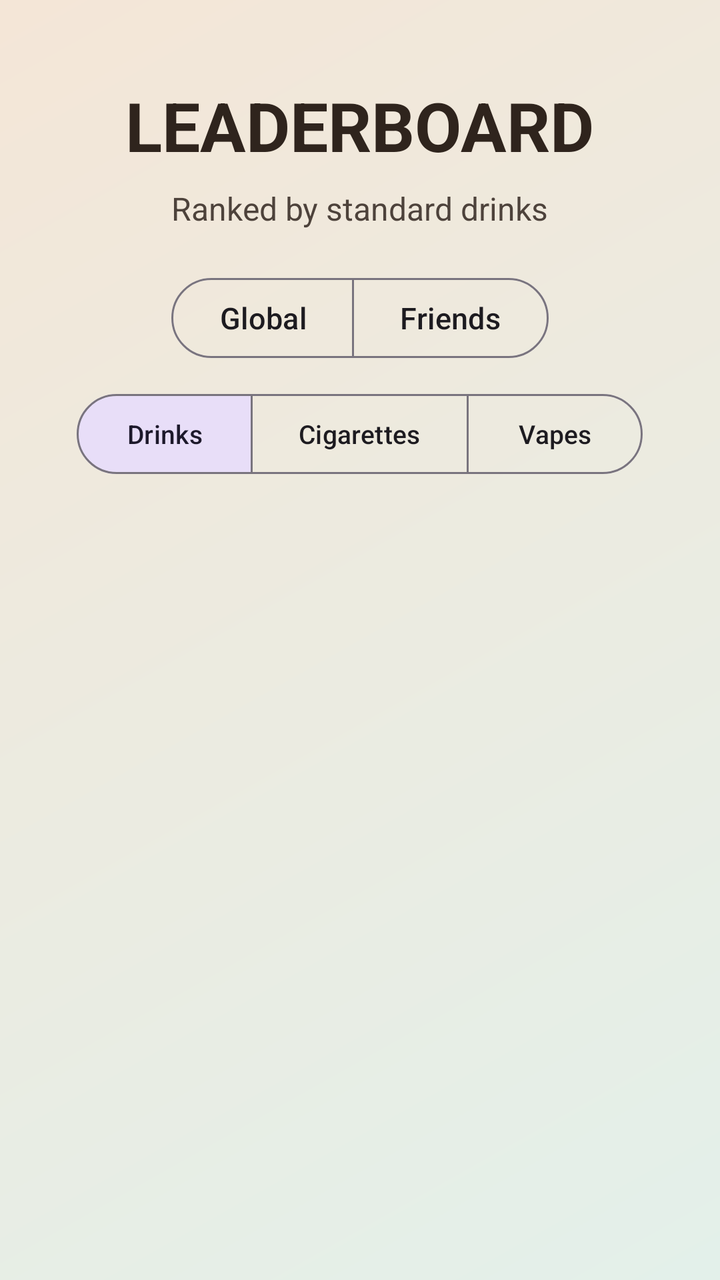
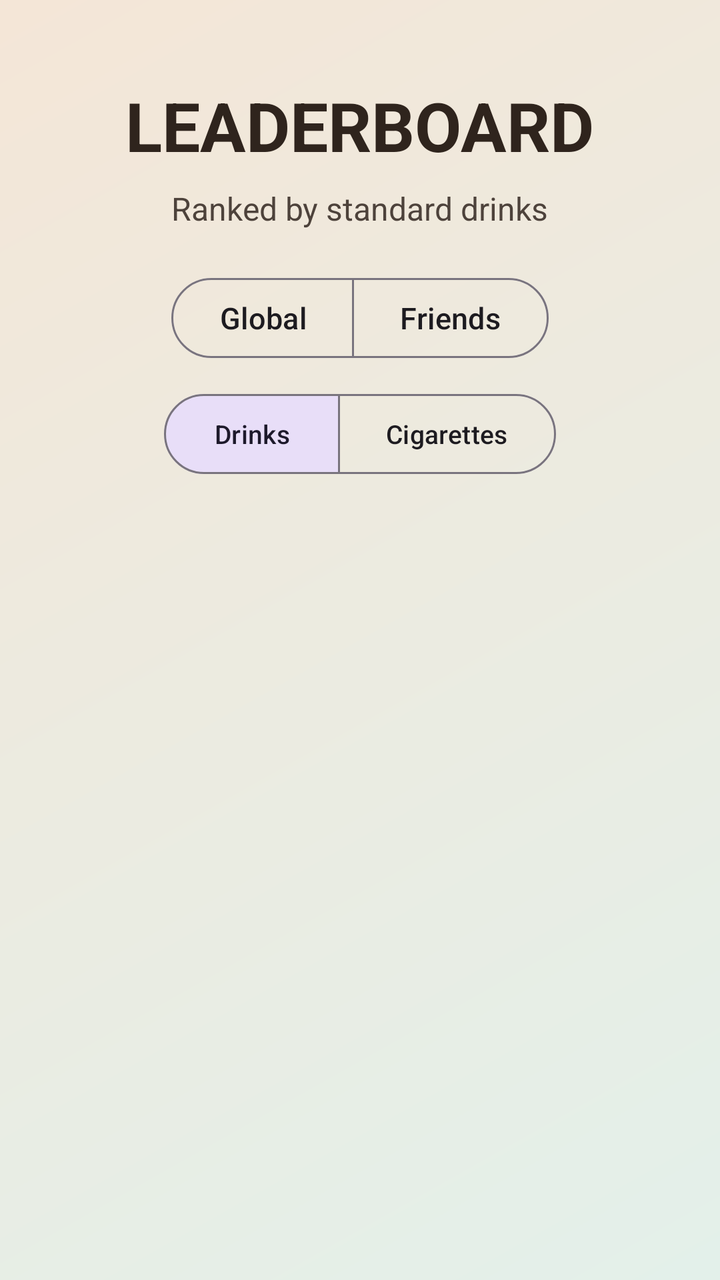

Compare the two renders of this Android layout. The source of the first and the diff that turns it into the second are given below.
<!-- AndroidManifest.xml: application theme Theme.ZeroVelocity -->
<!-- res/layout/fragment_leaderboard.xml -->
<?xml version="1.0" encoding="utf-8"?>
<androidx.core.widget.NestedScrollView xmlns:android="http://schemas.android.com/apk/res/android"
    xmlns:app="http://schemas.android.com/apk/res-auto"
    android:layout_width="match_parent"
    android:layout_height="match_parent"
    android:background="@drawable/auth_screen_background"
    android:fillViewport="true">

    <LinearLayout
        android:layout_width="match_parent"
        android:layout_height="wrap_content"
        android:gravity="center_horizontal"
        android:orientation="vertical"
        android:padding="24dp">

        
        <TextView
            android:layout_width="wrap_content"
            android:layout_height="wrap_content"
            android:layout_marginTop="16dp"
            android:text="LEADERBOARD"
            android:textColor="@color/auth_brand_ink"
            android:textSize="34sp"
            android:textStyle="bold" />

        <TextView
            android:id="@+id/tv_subtitle"
            android:layout_width="wrap_content"
            android:layout_height="wrap_content"
            android:layout_marginTop="8dp"
            android:alpha="0.85"
            android:text="Ranked by standard drinks"
            android:textAlignment="center"
            android:textColor="@color/auth_brand_ink"
            android:textSize="16sp" />

        
        <com.google.android.material.button.MaterialButtonToggleGroup
            android:id="@+id/toggle_mode"
            android:layout_width="wrap_content"
            android:layout_height="wrap_content"
            android:layout_marginTop="20dp"
            app:selectionRequired="true"
            app:singleSelection="true">

            <com.google.android.material.button.MaterialButton
                android:id="@+id/btn_global"
                style="@style/Widget.Material3.Button.OutlinedButton"
                android:layout_width="wrap_content"
                android:layout_height="wrap_content"
                android:text="Global"
                android:textAllCaps="false"
                android:textSize="15sp" />

            <com.google.android.material.button.MaterialButton
                android:id="@+id/btn_friends"
                style="@style/Widget.Material3.Button.OutlinedButton"
                android:layout_width="wrap_content"
                android:layout_height="wrap_content"
                android:text="Friends"
                android:textAllCaps="false"
                android:textSize="15sp" />

        </com.google.android.material.button.MaterialButtonToggleGroup>

        
        <com.google.android.material.button.MaterialButtonToggleGroup
            android:id="@+id/toggle_category"
            android:layout_width="wrap_content"
            android:layout_height="wrap_content"
            android:layout_marginTop="10dp"
            app:checkedButton="@id/btn_lb_drink"
            app:selectionRequired="true"
            app:singleSelection="true">

            <com.google.android.material.button.MaterialButton
                android:id="@+id/btn_lb_drink"
                style="@style/Widget.Material3.Button.OutlinedButton"
                android:layout_width="wrap_content"
                android:layout_height="wrap_content"
                android:text="Drinks"
                android:textAllCaps="false"
                android:textSize="13sp" />

            <com.google.android.material.button.MaterialButton
                android:id="@+id/btn_lb_cigarette"
                style="@style/Widget.Material3.Button.OutlinedButton"
                android:layout_width="wrap_content"
                android:layout_height="wrap_content"
                android:text="Cigarettes"
                android:textAllCaps="false"
                android:textSize="13sp" />

            <com.google.android.material.button.MaterialButton
                android:id="@+id/btn_lb_vape"
                style="@style/Widget.Material3.Button.OutlinedButton"
                android:layout_width="wrap_content"
                android:layout_height="wrap_content"
                android:text="Vapes"
                android:textAllCaps="false"
                android:textSize="13sp" />

        </com.google.android.material.button.MaterialButtonToggleGroup>

        
        <com.google.android.material.card.MaterialCardView
            android:id="@+id/podium_card"
            android:layout_width="match_parent"
            android:layout_height="wrap_content"
            android:layout_marginTop="20dp"
            android:visibility="gone"
            app:cardBackgroundColor="@color/auth_surface"
            app:cardCornerRadius="28dp"
            app:cardElevation="8dp"
            app:strokeColor="@color/auth_card_stroke"
            app:strokeWidth="1dp">

            <LinearLayout
                android:layout_width="match_parent"
                android:layout_height="wrap_content"
                android:orientation="vertical"
                android:paddingTop="20dp"
                android:paddingStart="8dp"
                android:paddingEnd="8dp">

                <TextView
                    android:layout_width="wrap_content"
                    android:layout_height="wrap_content"
                    android:layout_gravity="center_horizontal"
                    android:layout_marginBottom="16dp"
                    android:letterSpacing="0.08"
                    android:text="TOP PLAYERS"
                    android:textColor="@color/auth_text_secondary"
                    android:textSize="12sp"
                    android:textStyle="bold" />

                
                <LinearLayout
                    android:layout_width="match_parent"
                    android:layout_height="wrap_content"
                    android:gravity="bottom"
                    android:orientation="horizontal">

                    
                    <LinearLayout
                        android:id="@+id/podium_2"
                        android:layout_width="0dp"
                        android:layout_height="wrap_content"
                        android:layout_weight="1"
                        android:gravity="center_horizontal"
                        android:orientation="vertical">

                        
                        <TextView
                            android:layout_width="wrap_content"
                            android:layout_height="wrap_content"
                            android:text="👑"
                            android:textSize="26sp"
                            android:visibility="invisible" />

                        <com.google.android.material.card.MaterialCardView
                            android:layout_width="52dp"
                            android:layout_height="52dp"
                            app:cardBackgroundColor="@color/feed_silver"
                            app:cardCornerRadius="26dp"
                            app:cardElevation="2dp"
                            app:strokeColor="@color/feed_silver_stroke"
                            app:strokeWidth="2dp">

                            <TextView
                                android:id="@+id/initial_2"
                                android:layout_width="match_parent"
                                android:layout_height="match_parent"
                                android:gravity="center"
                                android:textColor="@color/auth_text_primary"
                                android:textSize="18sp"
                                android:textStyle="bold" />
                        </com.google.android.material.card.MaterialCardView>

                        <TextView
                            android:layout_width="wrap_content"
                            android:layout_height="wrap_content"
                            android:layout_marginTop="6dp"
                            android:text="2"
                            android:textColor="@color/feed_silver_stroke"
                            android:textSize="15sp"
                            android:textStyle="bold" />

                        <TextView
                            android:id="@+id/name_2"
                            android:layout_width="match_parent"
                            android:layout_height="wrap_content"
                            android:layout_marginTop="2dp"
                            android:ellipsize="end"
                            android:gravity="center"
                            android:maxLines="1"
                            android:paddingStart="6dp"
                            android:paddingEnd="6dp"
                            android:textColor="@color/auth_text_primary"
                            android:textSize="12sp"
                            android:textStyle="bold" />

                        <TextView
                            android:id="@+id/units_2"
                            android:layout_width="wrap_content"
                            android:layout_height="wrap_content"
                            android:layout_marginTop="2dp"
                            android:textColor="@color/auth_text_secondary"
                            android:textSize="11sp" />

                        
                        <View
                            android:layout_width="match_parent"
                            android:layout_height="70dp"
                            android:layout_marginTop="10dp"
                            android:background="@color/feed_silver" />

                    </LinearLayout>

                    
                    <LinearLayout
                        android:id="@+id/podium_1"
                        android:layout_width="0dp"
                        android:layout_height="wrap_content"
                        android:layout_weight="1"
                        android:gravity="center_horizontal"
                        android:orientation="vertical">

                        
                        <TextView
                            android:layout_width="wrap_content"
                            android:layout_height="wrap_content"
                            android:text="👑"
                            android:textSize="26sp" />

                        <com.google.android.material.card.MaterialCardView
                            android:layout_width="64dp"
                            android:layout_height="64dp"
                            app:cardBackgroundColor="@color/feed_gold"
                            app:cardCornerRadius="32dp"
                            app:cardElevation="4dp"
                            app:strokeColor="@color/feed_gold_stroke"
                            app:strokeWidth="2dp">

                            <TextView
                                android:id="@+id/initial_1"
                                android:layout_width="match_parent"
                                android:layout_height="match_parent"
                                android:gravity="center"
                                android:textColor="@color/auth_text_primary"
                                android:textSize="22sp"
                                android:textStyle="bold" />
                        </com.google.android.material.card.MaterialCardView>

                        <TextView
                            android:layout_width="wrap_content"
                            android:layout_height="wrap_content"
                            android:layout_marginTop="6dp"
                            android:text="1"
                            android:textColor="@color/feed_gold_stroke"
                            android:textSize="15sp"
                            android:textStyle="bold" />

                        <TextView
                            android:id="@+id/name_1"
                            android:layout_width="match_parent"
                            android:layout_height="wrap_content"
                            android:layout_marginTop="2dp"
                            android:ellipsize="end"
                            android:gravity="center"
                            android:maxLines="1"
                            android:paddingStart="6dp"
                            android:paddingEnd="6dp"
                            android:textColor="@color/auth_text_primary"
                            android:textSize="12sp"
                            android:textStyle="bold" />

                        <TextView
                            android:id="@+id/units_1"
                            android:layout_width="wrap_content"
                            android:layout_height="wrap_content"
                            android:layout_marginTop="2dp"
                            android:textColor="@color/auth_text_secondary"
                            android:textSize="11sp" />

                        
                        <View
                            android:layout_width="match_parent"
                            android:layout_height="90dp"
                            android:layout_marginTop="10dp"
                            android:background="@color/feed_gold" />

                    </LinearLayout>

                    
                    <LinearLayout
                        android:id="@+id/podium_3"
                        android:layout_width="0dp"
                        android:layout_height="wrap_content"
                        android:layout_weight="1"
                        android:gravity="center_horizontal"
                        android:orientation="vertical">

                        
                        <TextView
                            android:layout_width="wrap_content"
                            android:layout_height="wrap_content"
                            android:text="👑"
                            android:textSize="26sp"
                            android:visibility="invisible" />

                        <com.google.android.material.card.MaterialCardView
                            android:layout_width="52dp"
                            android:layout_height="52dp"
                            app:cardBackgroundColor="@color/feed_bronze"
                            app:cardCornerRadius="26dp"
                            app:cardElevation="2dp"
                            app:strokeColor="@color/feed_bronze_stroke"
                            app:strokeWidth="2dp">

                            <TextView
                                android:id="@+id/initial_3"
                                android:layout_width="match_parent"
                                android:layout_height="match_parent"
                                android:gravity="center"
                                android:textColor="@color/auth_text_primary"
                                android:textSize="18sp"
                                android:textStyle="bold" />
                        </com.google.android.material.card.MaterialCardView>

                        <TextView
                            android:layout_width="wrap_content"
                            android:layout_height="wrap_content"
                            android:layout_marginTop="6dp"
                            android:text="3"
                            android:textColor="@color/feed_bronze_stroke"
                            android:textSize="15sp"
                            android:textStyle="bold" />

                        <TextView
                            android:id="@+id/name_3"
                            android:layout_width="match_parent"
                            android:layout_height="wrap_content"
                            android:layout_marginTop="2dp"
                            android:ellipsize="end"
                            android:gravity="center"
                            android:maxLines="1"
                            android:paddingStart="6dp"
                            android:paddingEnd="6dp"
                            android:textColor="@color/auth_text_primary"
                            android:textSize="12sp"
                            android:textStyle="bold" />

                        <TextView
                            android:id="@+id/units_3"
                            android:layout_width="wrap_content"
                            android:layout_height="wrap_content"
                            android:layout_marginTop="2dp"
                            android:textColor="@color/auth_text_secondary"
                            android:textSize="11sp" />

                        
                        <View
                            android:layout_width="match_parent"
                            android:layout_height="50dp"
                            android:layout_marginTop="10dp"
                            android:background="@color/feed_bronze" />

                    </LinearLayout>

                </LinearLayout>
            </LinearLayout>
        </com.google.android.material.card.MaterialCardView>

        
        <com.google.android.material.card.MaterialCardView
            android:id="@+id/rankings_card"
            android:layout_width="match_parent"
            android:layout_height="wrap_content"
            android:layout_marginTop="16dp"
            android:layout_marginBottom="8dp"
            android:visibility="gone"
            app:cardBackgroundColor="@color/auth_surface"
            app:cardCornerRadius="28dp"
            app:cardElevation="8dp"
            app:strokeColor="@color/auth_card_stroke"
            app:strokeWidth="1dp">

            <LinearLayout
                android:layout_width="match_parent"
                android:layout_height="wrap_content"
                android:orientation="vertical"
                android:padding="20dp">

                <TextView
                    android:layout_width="wrap_content"
                    android:layout_height="wrap_content"
                    android:layout_marginBottom="8dp"
                    android:letterSpacing="0.08"
                    android:text="RANKINGS"
                    android:textColor="@color/auth_text_secondary"
                    android:textSize="12sp"
                    android:textStyle="bold" />

                <androidx.recyclerview.widget.RecyclerView
                    android:id="@+id/rv_leaderboard"
                    android:layout_width="match_parent"
                    android:layout_height="wrap_content"
                    android:nestedScrollingEnabled="false" />

            </LinearLayout>
        </com.google.android.material.card.MaterialCardView>

        
        <com.google.android.material.card.MaterialCardView
            android:id="@+id/empty_card"
            android:layout_width="match_parent"
            android:layout_height="wrap_content"
            android:layout_marginTop="20dp"
            android:layout_marginBottom="24dp"
            android:visibility="gone"
            app:cardBackgroundColor="@color/auth_surface"
            app:cardCornerRadius="28dp"
            app:cardElevation="8dp"
            app:strokeColor="@color/auth_card_stroke"
            app:strokeWidth="1dp">

            <TextView
                android:id="@+id/tv_empty"
                android:layout_width="wrap_content"
                android:layout_height="wrap_content"
                android:layout_gravity="center"
                android:padding="32dp"
                android:text="No data yet"
                android:textAlignment="center"
                android:textColor="@color/auth_text_secondary"
                android:textSize="16sp" />

        </com.google.android.material.card.MaterialCardView>

    </LinearLayout>
</androidx.core.widget.NestedScrollView>
<!-- resources referenced by this layout -->
<resources>
  <color name="auth_brand_ink">#2F241D</color>
  <color name="auth_card_stroke">#D8C8B4</color>
  <color name="auth_surface">#FDFBF7</color>
  <color name="auth_text_primary">#2C211B</color>
  <color name="auth_text_secondary">#766558</color>
  <color name="feed_bronze">#EBC3A0</color>
  <color name="feed_bronze_stroke">#B36A35</color>
  <color name="feed_gold">#F8E4A0</color>
  <color name="feed_gold_stroke">#C9952D</color>
  <color name="feed_silver">#E5E7EB</color>
  <color name="feed_silver_stroke">#9CA3AF</color>
  <!-- drawable auth_screen_background (drawable) -->
  <?xml version="1.0" encoding="utf-8"?>
  <shape xmlns:android="http://schemas.android.com/apk/res/android">
      
      <gradient
          android:angle="315"
          android:endColor="@color/auth_background_end"
          android:startColor="@color/auth_background_start" />
  </shape>
  <style name="Theme.ZeroVelocity" parent="Base.Theme.ZeroVelocity" />
  <color name="auth_background_end">#E3F0EA</color>
  <color name="auth_background_start">#F4E6D7</color>
  <style name="Base.Theme.ZeroVelocity" parent="Theme.Material3.DayNight.NoActionBar">
          
          
      </style>
</resources>

<!-- the commit's change to res/layout/fragment_leaderboard.xml (unified diff, before → after) -->
@@ -88,15 +88,6 @@
                 android:layout_width="wrap_content"
                 android:layout_height="wrap_content"
                 android:text="Cigarettes"
-                android:textAllCaps="false"
-                android:textSize="13sp" />
-
-            <com.google.android.material.button.MaterialButton
-                android:id="@+id/btn_lb_vape"
-                style="@style/Widget.Material3.Button.OutlinedButton"
-                android:layout_width="wrap_content"
-                android:layout_height="wrap_content"
-                android:text="Vapes"
                 android:textAllCaps="false"
                 android:textSize="13sp" />
 
